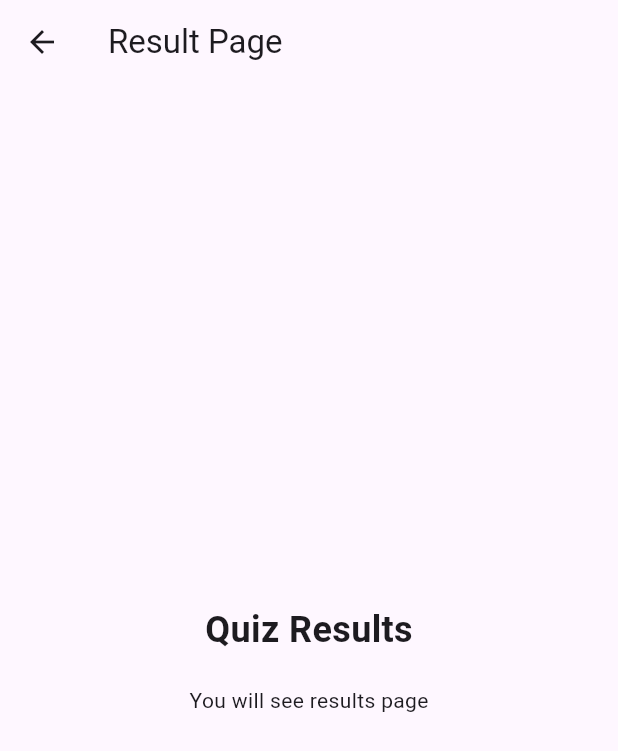
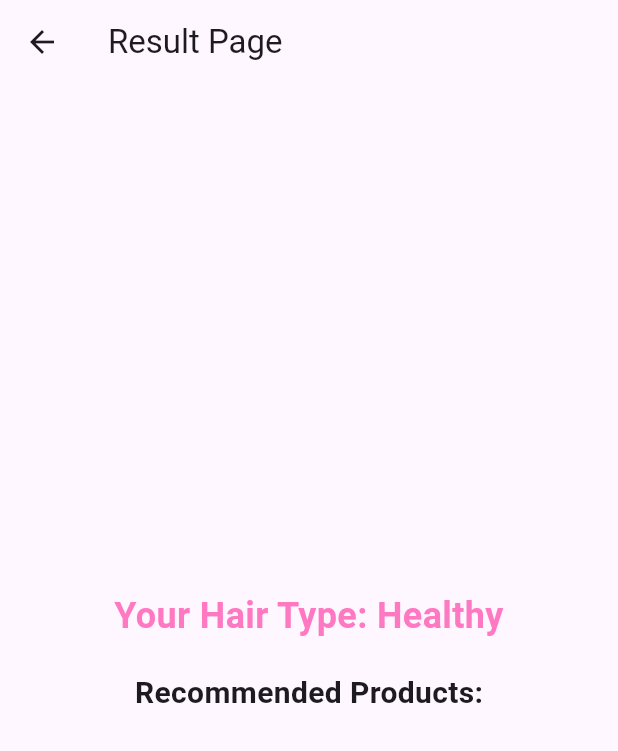
Before and after one commit to selenayyalcin/hair-product, a Flutter app: the ResultPage screen opened directly with empty values, on a phone screen of 412 x 824 dp. Shown: the top 751 px of the screen. Run offline on Flutter 3.47's test engine with Material 3 defaults, Android fonts, the phone set to English and light mode, and no system bars; our stand-ins replace google_fonts.

Commit message:
adding the logic of result page

```diff
--- a/lib/pages/quiz_page.dart
+++ b/lib/pages/quiz_page.dart
@@ -76,8 +76,8 @@ class _QuizPageState extends State<QuizPage> {
   }
 
   void saveUserAnswer(int userAnswerIndex) {
-    String currentQuestion = questions[currentQuestionIndex]['question'];
-    userAnswers[currentQuestion] =
+    String questionKey = 'Question ${currentQuestionIndex + 1}';
+    userAnswers[questionKey] =
         questions[currentQuestionIndex]['options'][userAnswerIndex];
   }
 
--- a/lib/pages/result_page.dart
+++ b/lib/pages/result_page.dart
@@ -7,24 +7,113 @@ class ResultPage extends StatelessWidget {
 
   @override
   Widget build(BuildContext context) {
+    String hairType = determineHairType();
+
     return Scaffold(
       appBar: AppBar(
         title: const Text("Result Page"),
       ),
-      body: const Center(
+      body: Center(
+        //padding: const EdgeInsets.all(24.0),
         child: Column(
           mainAxisAlignment: MainAxisAlignment.center,
           crossAxisAlignment: CrossAxisAlignment.center,
           children: [
             Text(
-              "Quiz Results",
-              style: TextStyle(fontSize: 24, fontWeight: FontWeight.bold),
+              "Your Hair Type: $hairType",
+              style: const TextStyle(
+                  fontSize: 24,
+                  fontWeight: FontWeight.bold,
+                  color: Color.fromARGB(255, 255, 120, 194)),
+              textAlign: TextAlign.center,
             ),
-            SizedBox(height: 20),
-            Text("You will see results page")
+            const SizedBox(height: 20),
+            const Text(
+              "Recommended Products:",
+              style: TextStyle(fontSize: 20, fontWeight: FontWeight.bold),
+            ),
+            const SizedBox(height: 10),
+            buildRecommendedProducts(hairType),
           ],
         ),
       ),
     );
   }
+
+  String determineHairType() {
+    if (userAnswers['Question 1'] == 'Dry' &&
+        userAnswers['Question 2'] == 'Split ends') {
+      return 'Dry and Split ends';
+    } else if (userAnswers['Question 1'] == 'Oily' &&
+        userAnswers['Question 2'] == 'Split ends') {
+      return 'Oily and Split ends';
+    } else if (userAnswers['Question 1'] == 'Oily' &&
+        userAnswers['Question 2'] == 'Dandruff') {
+      return 'Oily and Dandruff';
+    } else if (userAnswers['Question 1'] == 'Dry' &&
+        userAnswers['Question 2'] == 'Dandruff') {
+      return 'Dry and Dandruff';
+    } else if (userAnswers['Question 1'] == 'Dry' &&
+        userAnswers['Question 2'] == 'Color Fading') {
+      return 'Dry and Color Fading';
+    } else if (userAnswers['Question 1'] == 'Oily' &&
+        userAnswers['Question 2'] == 'Color Fading') {
+      return 'Oily and Color Fading';
+    } else {
+      return 'Healthy';
+    }
+  }
+
+  Widget buildRecommendedProducts(String hairType) {
+    if (hairType == 'Dry and Split ends') {
+      return const Column(
+        children: [
+          Text("Moisturizing Shampoo"),
+          Text("Repairing Hair Mask"),
+        ],
+      );
+    } else if (hairType == 'Oily and Split Ends') {
+      return const Column(
+        children: [
+          //Text("a"),
+          //Text("b"),
+        ],
+      );
+    } else if (hairType == 'Oily and Dandruff') {
+      return const Column(
+        children: [
+          //Text("c"),
+          //Text("d"),
+        ],
+      );
+    } else if (hairType == 'Dry and Dandruff') {
+      return const Column(
+        children: [
+          //Text("e"),
+          //Text("f"),
+        ],
+      );
+    } else if (hairType == 'Dry and Color Fading') {
+      return const Column(
+        children: [
+          //Text("a"),
+          //Text("b"),
+        ],
+      );
+    } else if (hairType == 'Oily and Color Fading') {
+      return const Column(
+        children: [
+          //Text("a"),
+          //Text("b"),
+        ],
+      );
+    } else {
+      return const Column(
+        children: [
+          //Text("k"),
+          //Text("n"),
+        ],
+      );
+    }
+  }
 }
```
Also changed, not shown: pubspec.lock.
